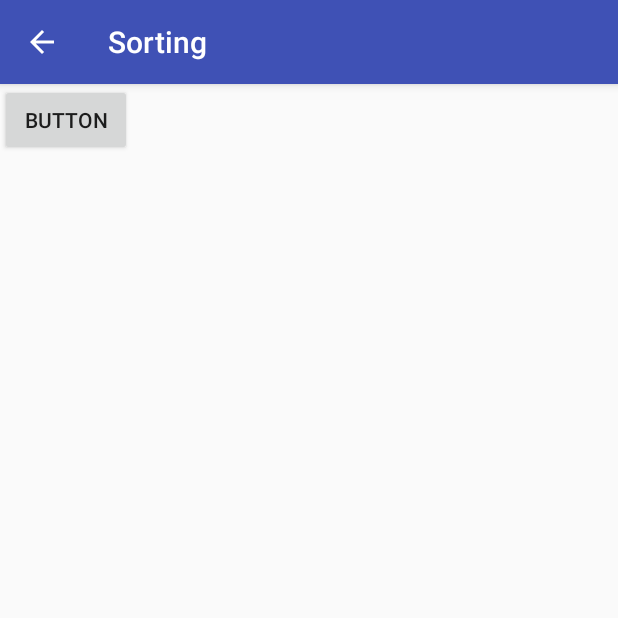
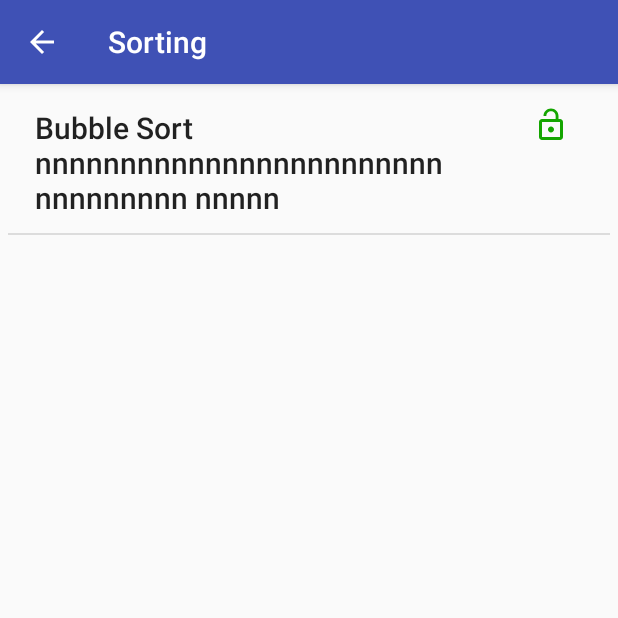
Before and after one commit to pamrulla/SmartGnan-Android-App, an Android app: the screen it shows after launch (AlgorithmsListActivity), after a tap on "SORTING", on a phone screen of 412 x 824 dp, the top half of it. Run offline under Robolectric (Android 15) with nearby library versions, the phone set to English and light mode, and no system bars.

Commit message:
Updated Algorithms List screen

```diff
--- a/app/src/main/java/com/smartgnan/algorithms/BaseAlgorithm.java
+++ b/app/src/main/java/com/smartgnan/algorithms/BaseAlgorithm.java
@@ -14,7 +14,6 @@ import static com.smartgnan.helpers.Helper.minValue;
 import static java.lang.Math.abs;
 
 public abstract class BaseAlgorithm {
-    String Title;
     String Info;
     public ArrayList<Options> options;
     public ArrayList<State> States;
@@ -28,8 +27,7 @@ public abstract class BaseAlgorithm {
     protected final int padding = 5;
     final int topPadding = 5;
 
-    public BaseAlgorithm(String title, int w, int h) {
-        Title = title;
+    public BaseAlgorithm(int w, int h) {
         screenWidth = w;
         screenHeight = h;
         halfHeight = h / 2;
--- a/app/src/main/java/com/smartgnan/algorithms/LinkedLists/SingleLinkedLists.java
+++ b/app/src/main/java/com/smartgnan/algorithms/LinkedLists/SingleLinkedLists.java
@@ -53,7 +53,7 @@ public class SingleLinkedLists extends BaseAlgorithm {
     int dialogOption = 100;
 
     public SingleLinkedLists(int w, int h) {
-        super("Single Linked Lists", w, h);
+        super(w, h);
     }
 
     @Override
--- a/app/src/main/java/com/smartgnan/algorithms/Queue/Queue_sg.java
+++ b/app/src/main/java/com/smartgnan/algorithms/Queue/Queue_sg.java
@@ -34,7 +34,7 @@ public class Queue_sg extends BaseAlgorithm {
     int dialogValue  = -1;
 
     public Queue_sg(int w, int h) {
-        super("Queue", w, h);
+        super(w, h);
     }
 
     @Override
--- a/app/src/main/java/com/smartgnan/algorithms/Sort/BubbleSort.java
+++ b/app/src/main/java/com/smartgnan/algorithms/Sort/BubbleSort.java
@@ -32,7 +32,7 @@ public class BubbleSort extends BaseAlgorithm {
     ArrayList<Integer> dataSet;
 
     public BubbleSort(int w, int h) {
-        super("Bubble Sort", w, h);
+        super(w, h);
     }
 
     @Override
--- a/app/src/main/java/com/smartgnan/algorithms/Stack/Stack.java
+++ b/app/src/main/java/com/smartgnan/algorithms/Stack/Stack.java
@@ -35,7 +35,7 @@ public class Stack extends BaseAlgorithm {
     int dialogValue;
 
     public Stack(int w, int h) {
-        super("Stack", w, h);
+        super(w, h);
 
     }
 
--- a/app/src/main/java/com/smartgnan/data/AlgorithmDetails.java
+++ b/app/src/main/java/com/smartgnan/data/AlgorithmDetails.java
@@ -7,9 +7,11 @@ import java.lang.reflect.Type;
 public class AlgorithmDetails {
     public String Name;
     public Class<? extends BaseAlgorithm> AlgorithmClass;
+    public boolean IsFree;
 
-    public AlgorithmDetails(String name, Class<? extends BaseAlgorithm> algorithmClass) {
+    public AlgorithmDetails(String name, Class<? extends BaseAlgorithm> algorithmClass, boolean isfree) {
         Name = name;
         AlgorithmClass = algorithmClass;
+        IsFree = isfree;
     }
 }
--- a/app/src/main/java/com/smartgnan/data/AlgorithmsData.java
+++ b/app/src/main/java/com/smartgnan/data/AlgorithmsData.java
@@ -7,19 +7,50 @@ import com.smartgnan.algorithms.Stack.Stack;
 
 import java.util.ArrayList;
 
-public final class AlgorithmsData {
-    public static final ArrayList<CategoryDetails> Categories = new ArrayList() {{
-        add(new CategoryDetails("Sorting", new ArrayList<AlgorithmDetails>() {{
-            new AlgorithmDetails("Bubble Sort", BubbleSort.class);
-        }}));
-        add(new CategoryDetails("Queue", new ArrayList<AlgorithmDetails>() {{
-            new AlgorithmDetails("Queue", Queue_sg.class);
-        }}));
-        add(new CategoryDetails("Stacks", new ArrayList<AlgorithmDetails>() {{
-            new AlgorithmDetails("Stack", Stack.class);
-        }}));
-        add(new CategoryDetails("Linked Lists", new ArrayList<AlgorithmDetails>() {{
-            new AlgorithmDetails("Single Linked Lists", SingleLinkedLists.class);
-        }}));
-    }};
+public class AlgorithmsData {
+    public static ArrayList<CategoryDetails> Categories = new ArrayList();
+
+    public static void Initialize() {
+        UpdateSortingCategory();
+        UpdateQueueCategory();
+        UpdateStackCategory();
+        UpdateLinkedListsCategory();
+    }
+
+    private static void UpdateLinkedListsCategory() {
+        AlgorithmDetails singleLinkedList = new AlgorithmDetails("Single Linked Lists", Queue_sg.class, false);
+
+        CategoryDetails cat = new CategoryDetails("Linked List");
+        cat.Algorithms.add(singleLinkedList);
+
+        Categories.add(cat);
+    }
+
+    private static void UpdateStackCategory() {
+        AlgorithmDetails queue = new AlgorithmDetails("Stack", Queue_sg.class, true);
+
+        CategoryDetails cat = new CategoryDetails("Stack");
+        cat.Algorithms.add(queue);
+
+        Categories.add(cat);
+    }
+
+    private static void UpdateQueueCategory() {
+        AlgorithmDetails queue = new AlgorithmDetails("Queues", Queue_sg.class, true);
+
+        CategoryDetails cat = new CategoryDetails("Queue");
+        cat.Algorithms.add(queue);
+
+        Categories.add(cat);
+    }
+
+    private static void UpdateSortingCategory() {
+        AlgorithmDetails bubbleSort = new AlgorithmDetails("Bubble Sort nnnnnnnnnnnnnnnnnnnnnnnn nnnnnnnnn nnnnn", BubbleSort.class, true);
+
+        CategoryDetails cat = new CategoryDetails("Sorting");
+        cat.Algorithms.add(bubbleSort);
+
+        Categories.add(cat);
+    }
+
 }
--- a/app/src/main/java/com/smartgnan/data/CategoryDetails.java
+++ b/app/src/main/java/com/smartgnan/data/CategoryDetails.java
@@ -6,8 +6,8 @@ public class CategoryDetails {
     public String Name;
     public ArrayList<AlgorithmDetails> Algorithms;
 
-    public CategoryDetails(String name, ArrayList<AlgorithmDetails> algorithms) {
+    public CategoryDetails(String name) {
         Name = name;
-        Algorithms = new ArrayList<>(algorithms);
+        Algorithms = new ArrayList<>();
     }
 }
--- a/app/src/main/java/com/smartgnan/smartalgo/AlgorithmsListActivity.java
+++ b/app/src/main/java/com/smartgnan/smartalgo/AlgorithmsListActivity.java
@@ -1,15 +1,34 @@
 package com.smartgnan.smartalgo;
 
+import android.app.Activity;
 import android.content.Intent;
+import android.database.DataSetObserver;
 import android.support.v7.app.AppCompatActivity;
 import android.os.Bundle;
+import android.support.v7.widget.RecyclerView;
+import android.view.LayoutInflater;
 import android.view.View;
+import android.view.ViewGroup;
+import android.widget.Adapter;
+import android.widget.AdapterView;
+import android.widget.ArrayAdapter;
+import android.widget.BaseAdapter;
 import android.widget.Button;
+import android.widget.ImageView;
+import android.widget.ListAdapter;
+import android.widget.ListView;
+import android.widget.TextView;
+import android.widget.Toast;
 
+import com.smartgnan.data.AlgorithmDetails;
 import com.smartgnan.data.AlgorithmsData;
 import com.smartgnan.graphics.SimView;
 
+import org.w3c.dom.Text;
+
 public class AlgorithmsListActivity extends AppCompatActivity {
+
+    int catIndex = 0;
 
     @Override
     protected void onCreate(Bundle savedInstanceState) {
@@ -17,16 +36,70 @@ public class AlgorithmsListActivity extends AppCompatActivity {
         setContentView(R.layout.activity_algorithms_list);
 
         Intent intent = getIntent();
-        int i = intent.getIntExtra("Index", 0);
-        setTitle(AlgorithmsData.Categories.get(i).Name);
+        catIndex = intent.getIntExtra("Index", 0);
+        setTitle(AlgorithmsData.Categories.get(catIndex).Name);
 
-        Button b = (Button) findViewById(R.id.simBtn);
+        ListView lw = (ListView)findViewById(R.id.algorithmslist);
+        CustomList adp = new CustomList();
+        lw.setAdapter(adp);
 
-        b.setOnClickListener(new View.OnClickListener() {
+        lw.setOnItemClickListener(new AdapterView.OnItemClickListener() {
             @Override
-            public void onClick(View view) {
-                startActivity(new Intent(view.getContext(), SimActivity.class));
+            public void onItemClick(AdapterView<?> adapterView, View view, int i, long l) {
+                boolean isPurchased = false;
+                if(AlgorithmsData.Categories.get(catIndex).Algorithms.get(i).IsFree) {
+                    isPurchased = true;
+                }
+                else {
+                    isPurchased = false;
+                }
+                if(isPurchased) {
+                    Intent intent = new Intent(view.getContext(), SimActivity.class);
+                    intent.putExtra("CatIndex", catIndex);
+                    intent.putExtra("AlgorithmsIndex", i);
+                    startActivity(intent);
+                }
             }
         });
+
+    }
+
+    public class CustomList extends BaseAdapter {
+
+
+        @Override
+        public int getCount() {
+            return AlgorithmsData.Categories.get(catIndex).Algorithms.size();
+        }
+
+        @Override
+        public Object getItem(int i) {
+            return null;
+        }
+
+        @Override
+        public long getItemId(int i) {
+            return 0;
+        }
+
+        @Override
+        public View getView(int position, View view, ViewGroup parent) {
+            LayoutInflater inflater = getLayoutInflater();
+            View rowView = inflater.inflate(R.layout.custom_algorithms_list_item, null, true);
+            TextView txtTitle = (TextView) rowView.findViewById(R.id.listItemTitle);
+            txtTitle.setText(AlgorithmsData.Categories.get(catIndex).Algorithms.get(position).Name);
+
+            ImageView lock = (ImageView) rowView.findViewById(R.id.unlocked);
+            ImageView locked = (ImageView) rowView.findViewById(R.id.locked);
+            if(AlgorithmsData.Categories.get(catIndex).Algorithms.get(position).IsFree) {
+                lock.setVisibility(View.VISIBLE);
+                locked.setVisibility(View.INVISIBLE);
+            }
+            else {
+                lock.setVisibility(View.INVISIBLE);
+                locked.setVisibility(View.VISIBLE);
+            }
+            return rowView;
+        }
     }
 }
--- a/app/src/main/java/com/smartgnan/smartalgo/MainActivity.java
+++ b/app/src/main/java/com/smartgnan/smartalgo/MainActivity.java
@@ -36,6 +36,9 @@ public class MainActivity extends AppCompatActivity
     protected void onCreate(Bundle savedInstanceState) {
         super.onCreate(savedInstanceState);
         setContentView(R.layout.activity_main);
+
+        AlgorithmsData.Initialize();
+
         Toolbar toolbar = (Toolbar) findViewById(R.id.toolbar);
         setSupportActionBar(toolbar);
 
--- a/app/src/main/java/com/smartgnan/smartalgo/SimActivity.java
+++ b/app/src/main/java/com/smartgnan/smartalgo/SimActivity.java
@@ -1,6 +1,7 @@
 package com.smartgnan.smartalgo;
 
 import android.animation.ValueAnimator;
+import android.content.Intent;
 import android.support.v7.app.AlertDialog;
 import android.support.v7.app.AppCompatActivity;
 import android.os.Bundle;
@@ -18,6 +19,7 @@ import com.smartgnan.algorithms.LinkedLists.SingleLinkedLists;
 import com.smartgnan.algorithms.Queue.Queue_sg;
 import com.smartgnan.algorithms.Sort.BubbleSort;
 import com.smartgnan.algorithms.Stack.Stack;
+import com.smartgnan.data.AlgorithmsData;
 import com.smartgnan.graphics.SimView;
 import com.smartgnan.helpers.OptionType;
 import com.smartgnan.helpers.Options;
@@ -41,10 +43,19 @@ public class SimActivity extends AppCompatActivity {
     TextView stateText;
     ValueAnimator animator = null;
 
+    int catIndex = 0;
+    int algorithmIndex = 0;
+
     @Override
     protected void onCreate(Bundle savedInstanceState) {
         super.onCreate(savedInstanceState);
         setContentView(R.layout.activity_sim);
+
+        Intent intent1 = getIntent();
+        catIndex = intent1.getIntExtra("CatIndex", 0);
+        algorithmIndex = intent1.getIntExtra("AlgorithmsIndex", 0);
+
+        setTitle(AlgorithmsData.Categories.get(catIndex).Algorithms.get(algorithmIndex).Name);
 
         currentIndex = 0;
 
@@ -186,7 +197,8 @@ public class SimActivity extends AppCompatActivity {
     }
 
     public void AfterGotSize(int w, int h) {
-        type = SingleLinkedLists.class;
+        type = AlgorithmsData.Categories.get(catIndex).
+                Algorithms.get(algorithmIndex).AlgorithmClass;
         try {
             try {
                 Constructor cns = type.getConstructor(new Class[] { int.class, int.class});
--- /dev/null
+++ b/app/src/main/res/drawable/ic_lock_open_green_24dp.xml
@@ -0,0 +1,5 @@
+<vector android:height="24dp" android:tint="#14A500"
+    android:viewportHeight="24.0" android:viewportWidth="24.0"
+    android:width="24dp" xmlns:android="http://schemas.android.com/apk/res/android">
+    <path android:fillColor="#FF000000" android:pathData="M12,17c1.1,0 2,-0.9 2,-2s-0.9,-2 -2,-2 -2,0.9 -2,2 0.9,2 2,2zM18,8h-1L17,6c0,-2.76 -2.24,-5 -5,-5S7,3.24 7,6h1.9c0,-1.71 1.39,-3.1 3.1,-3.1 1.71,0 3.1,1.39 3.1,3.1v2L6,8c-1.1,0 -2,0.9 -2,2v10c0,1.1 0.9,2 2,2h12c1.1,0 2,-0.9 2,-2L20,10c0,-1.1 -0.9,-2 -2,-2zM18,20L6,20L6,10h12v10z"/>
+</vector>
--- /dev/null
+++ b/app/src/main/res/drawable/ic_lock_outline_red_24dp.xml
@@ -0,0 +1,5 @@
+<vector android:height="24dp" android:tint="#A50700"
+    android:viewportHeight="24.0" android:viewportWidth="24.0"
+    android:width="24dp" xmlns:android="http://schemas.android.com/apk/res/android">
+    <path android:fillColor="#FF000000" android:pathData="M12,17c1.1,0 2,-0.9 2,-2s-0.9,-2 -2,-2 -2,0.9 -2,2 0.9,2 2,2zM18,8h-1L17,6c0,-2.76 -2.24,-5 -5,-5S7,3.24 7,6v2L6,8c-1.1,0 -2,0.9 -2,2v10c0,1.1 0.9,2 2,2h12c1.1,0 2,-0.9 2,-2L20,10c0,-1.1 -0.9,-2 -2,-2zM8.9,6c0,-1.71 1.39,-3.1 3.1,-3.1s3.1,1.39 3.1,3.1v2L8.9,8L8.9,6zM18,20L6,20L6,10h12v10z"/>
+</vector>
--- a/app/src/main/res/layout/activity_algorithms_list.xml
+++ b/app/src/main/res/layout/activity_algorithms_list.xml
@@ -6,9 +6,16 @@
     android:layout_height="match_parent"
     tools:context=".AlgorithmsListActivity">
 
-    <Button
-        android:id="@+id/simBtn"
-        android:layout_width="wrap_content"
-        android:layout_height="wrap_content"
-        android:text="Button" />
+    <ListView
+        android:id="@+id/algorithmslist"
+        android:layout_width="match_parent"
+        android:layout_height="match_parent"
+        android:layout_marginBottom="5dp"
+        android:layout_marginEnd="5dp"
+        android:layout_marginStart="5dp"
+        android:layout_marginTop="5dp"
+        app:layout_constraintBottom_toBottomOf="parent"
+        app:layout_constraintEnd_toEndOf="parent"
+        app:layout_constraintStart_toStartOf="parent"
+        app:layout_constraintTop_toTopOf="parent" />
 </android.support.constraint.ConstraintLayout>
--- /dev/null
+++ b/app/src/main/res/layout/custom_algorithms_list_item.xml
@@ -0,0 +1,36 @@
+<?xml version="1.0" encoding="utf-8"?>
+<LinearLayout xmlns:android="http://schemas.android.com/apk/res/android"
+    xmlns:app="http://schemas.android.com/apk/res-auto"
+    android:id="@+id/algorithmlistitem"
+    android:layout_width="match_parent"
+    android:layout_height="wrap_content"
+    android:layout_margin="5dp"
+    android:orientation="horizontal"
+    android:padding="10dp">
+
+    <TextView
+        android:id="@+id/listItemTitle"
+        style="@style/Widget.AppCompat.TextView.SpinnerItem"
+        android:layout_width="wrap_content"
+        android:layout_height="wrap_content"
+        android:layout_weight="1"
+        android:text="TextView"
+        android:textAppearance="@style/TextAppearance.AppCompat.Title" />
+
+    <ImageView
+        android:id="@+id/unlocked"
+        android:layout_width="wrap_content"
+        android:layout_height="wrap_content"
+        android:layout_weight="0.1"
+        android:scaleType="center"
+        app:srcCompat="@drawable/ic_lock_open_green_24dp" />
+
+    <ImageView
+        android:id="@+id/locked"
+        android:layout_width="wrap_content"
+        android:layout_height="wrap_content"
+        android:layout_weight="0.1"
+        android:scaleType="center"
+        app:srcCompat="@drawable/ic_lock_outline_red_24dp" />
+
+</LinearLayout>
```
